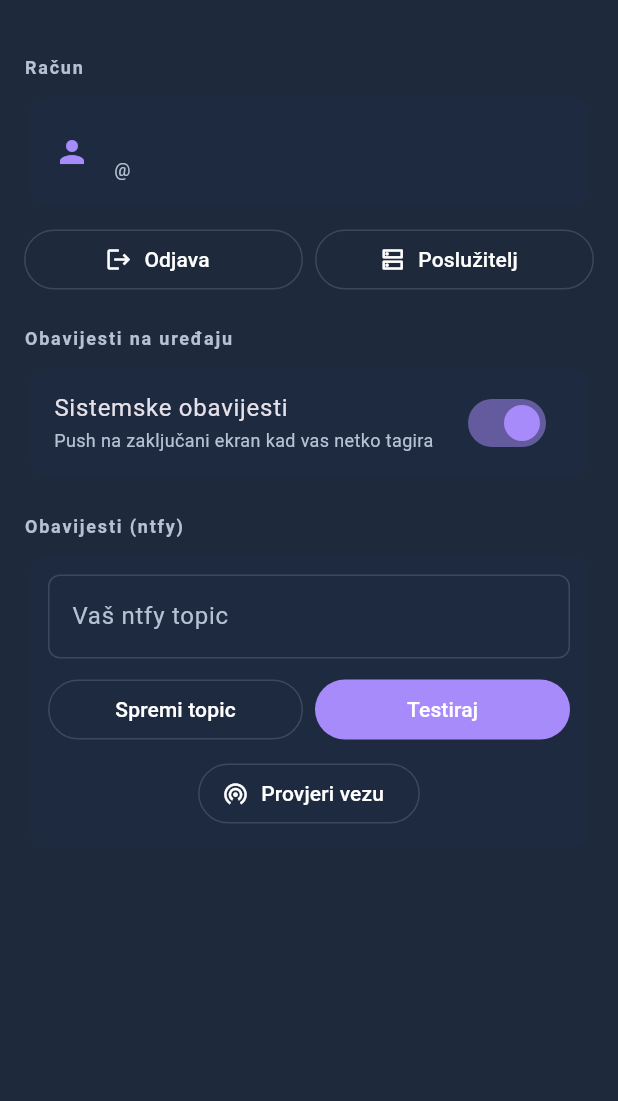
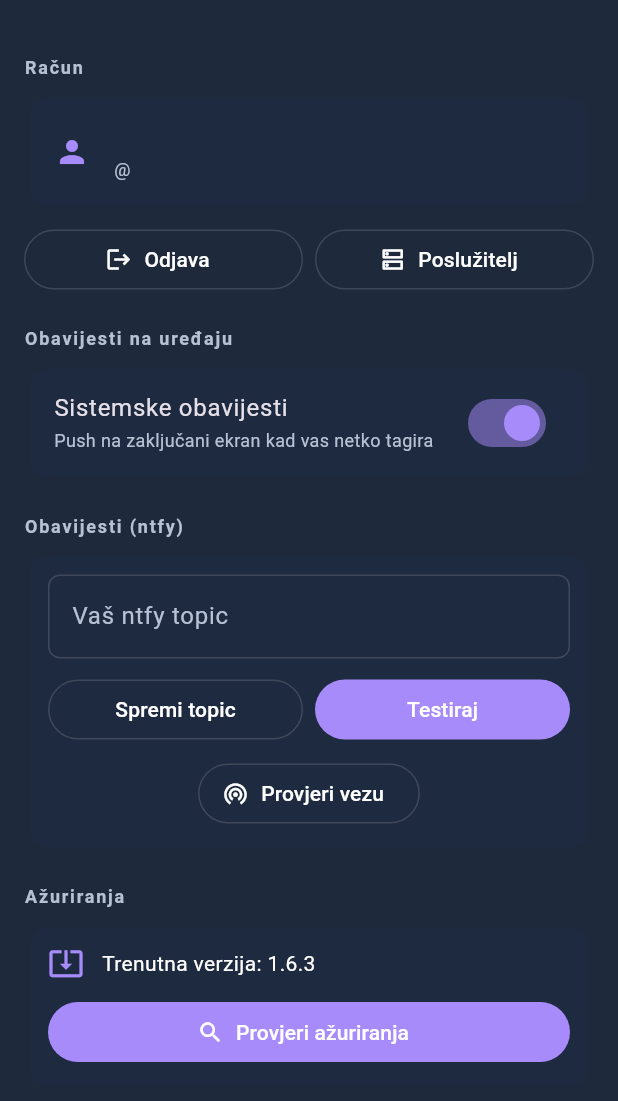
Before and after one commit to LotDog1984/solray, a Flutter app: the SettingsScreen widget shown alone on an empty page, opened directly with empty values, on a phone screen of 412 x 824 dp. Shown: the top 1101 px of the screen. Run offline on Flutter 3.47's test engine with Material 3 defaults, Android fonts, the phone set to English and light mode, and no system bars; our stand-ins replace file_picker, flutter_local_notifications, open_filex, package_info_plus, share_plus, shared_preferences; missing offline and left inert: app_settings; accounts and stored records are empty; network calls fail.

Commit message:
In-app updater (v1.6.3): check GitHub Releases, download + install APK from Postavke
Mobile Postavke gains an "Ažuriranja" section: shows the installed
version, checks the GitHub latest release (the channel CI already
publishes APKs to), and offers one-tap download + install with a live
progress bar. Streamed download with size sanity check; APK handed to
Android's package installer (REQUEST_INSTALL_PACKAGES declared).
Version comparison is semver-style and unit-tested.

🤖 Generated with Codebuff
Co-Authored-By: Codebuff <noreply@codebuff.com>

```diff
--- a/mobile/lib/screens/settings_screen.dart
+++ b/mobile/lib/screens/settings_screen.dart
@@ -1,4 +1,5 @@
 import 'dart:convert';
+import 'dart:io';
 
 import 'package:app_settings/app_settings.dart';
 import 'package:flutter/material.dart';
@@ -6,6 +7,7 @@ import 'package:web_socket_channel/web_socket_channel.dart';
 
 import '../api.dart';
 import '../services/notifications.dart';
+import '../services/updater.dart';
 import '../theme.dart';
 import 'login_screen.dart';
 import 'onboarding_screen.dart';
@@ -43,11 +45,22 @@ class _SettingsScreenState extends State<SettingsScreen> {
   bool _checkingNtfy = false;
   String? _ntfyCheck;
 
+  // ---- Ažuriranja (in-app updater) ------------------------------------------
+  String _appVersion = '…';
+  bool _updChecking = false;
+  bool _updBusy = false;
+  double _updProgress = 0;
+  ReleaseInfo? _updRelease;
+  String? _updMessage;
+
   @override
   void initState() {
     super.initState();
     if (isAdmin) _loadUsers();
     _loadNotifState();
+    Updater.currentVersion().then((v) {
+      if (mounted) setState(() => _appVersion = v);
+    });
   }
 
   Future<void> _loadNotifState() async {
@@ -159,6 +172,62 @@ class _SettingsScreenState extends State<SettingsScreen> {
     }
     if (mounted) {
       setState(() => _checkingNtfy = false);
+    }
+  }
+
+  /// GitHub Releases check — the same channel CI publishes APKs to.
+  Future<void> _checkForUpdates() async {
+    setState(() {
+      _updChecking = true;
+      _updMessage = null;
+      _updRelease = null;
+    });
+    final release = await Updater.latestRelease();
+    if (!mounted) return;
+    setState(() => _updChecking = false);
+    if (release == null) {
+      setState(() => _updMessage = 'Nije moguće provjeriti (GitHub nedostupan).');
+      return;
+    }
+    if (Updater.isNewer(release.version, _appVersion)) {
+      setState(() {
+        _updRelease = release;
+        _updMessage = 'Dostupna je novija verzija: ${release.version}';
+      });
+    } else {
+      setState(() => _updMessage = 'Imate najnoviju verziju ($_appVersion).');
+    }
+  }
+
+  Future<void> _downloadAndInstall() async {
+    final release = _updRelease;
+    if (release == null) return;
+    setState(() {
+      _updBusy = true;
+      _updProgress = 0;
+      _updMessage = 'Preuzimanje ${release.version}…';
+    });
+    try {
+      final path = await Updater.downloadApk(release, onProgress: (p) {
+        if (mounted) setState(() => _updProgress = p);
+      });
+      if (!mounted) return;
+      setState(() => _updMessage = 'Pokretanje instalacije…');
+      final size = await File(path).length();
+      if (size < 1024 * 1024) {
+        throw Exception('Preuzeta datoteka je neispravana (${(size / 1024).round()} kB).');
+      }
+      await Updater.install(path);
+      if (mounted) setState(() => _updBusy = false);
+      // If we get here the installer UI opened but the user returned —
+      // keep the app running; the install completes outside.
+    } catch (e) {
+      if (mounted) {
+        setState(() {
+          _updBusy = false;
+          _updMessage = e.toString().replaceFirst('Exception: ', '');
+        });
+      }
     }
   }
 
@@ -428,7 +497,69 @@ class _SettingsScreenState extends State<SettingsScreen> {
             padding: const EdgeInsets.only(top: 16),
             child: Text(_error!, style: const TextStyle(color: Colors.redAccent, fontSize: 12)),
           ),
+        _updatesSection(),
         const SizedBox(height: 24),
+      ],
+    );
+  }
+
+  /// In-app updates: check GitHub Releases, download and install the APK.
+  Widget _updatesSection() {
+    return Column(
+      crossAxisAlignment: CrossAxisAlignment.start,
+      children: [
+        _sectionTitle('Ažuriranja'),
+        Card(
+          child: Padding(
+            padding: const EdgeInsets.all(12),
+            child: Column(
+              crossAxisAlignment: CrossAxisAlignment.stretch,
+              children: [
+                Row(
+                  children: [
+                    const Icon(Icons.system_update_alt, color: SR.accent),
+                    const SizedBox(width: 12),
+                    Text('Trenutna verzija: $_appVersion'),
+                  ],
+                ),
+                const SizedBox(height: 10),
+                FilledButton.icon(
+                  onPressed: (_updChecking || _updBusy) ? null : _checkForUpdates,
+                  icon: _updChecking
+                      ? const SizedBox(
+                          width: 16, height: 16,
+                          child: CircularProgressIndicator(strokeWidth: 2))
+                      : const Icon(Icons.search),
+                  label: const Text('Provjeri ažuriranja'),
+                ),
+                if (_updRelease != null && !_updBusy) ...[
+                  const SizedBox(height: 10),
+                  FilledButton.icon(
+                    onPressed: _downloadAndInstall,
+                    icon: const Icon(Icons.download),
+                    label: Text('Preuzmi i instaliraj ${_updRelease!.version}'),
+                  ),
+                ],
+                if (_updBusy) ...[
+                  const SizedBox(height: 12),
+                  LinearProgressIndicator(value: _updProgress > 0 ? _updProgress : null),
+                  const SizedBox(height: 4),
+                  Text(
+                    _updProgress > 0
+                        ? '${(_updProgress * 100).round()}%'
+                        : 'Spajanje…',
+                    style: const TextStyle(color: SR.muted, fontSize: 12),
+                    textAlign: TextAlign.center,
+                  ),
+                ],
+                if (_updMessage != null) ...[
+                  const SizedBox(height: 8),
+                  Text(_updMessage!, style: Theme.of(context).textTheme.bodySmall),
+                ],
+              ],
+            ),
+          ),
+        ),
       ],
     );
   }
--- a/mobile/pubspec.yaml
+++ b/mobile/pubspec.yaml
@@ -1,7 +1,7 @@
 name: solray
 description: SolRay mobile client — connects to any SolRay instance by URL.
 publish_to: "none"
-version: 1.6.2+2
+version: 1.6.3+3
 
 environment:
   sdk: ">=3.3.0 <4.0.0"
@@ -17,6 +17,7 @@ dependencies:
   app_settings: ^5.1.1
   open_filex: ^4.5.0
   path_provider: ^2.1.4
+  package_info_plus: ^8.0.2
   share_plus: ^10.0.0
 
 dev_dependencies:
```
Also changed, not shown: mobile/lib/services/updater.dart (added, +147 -0 lines), 5 other files.
